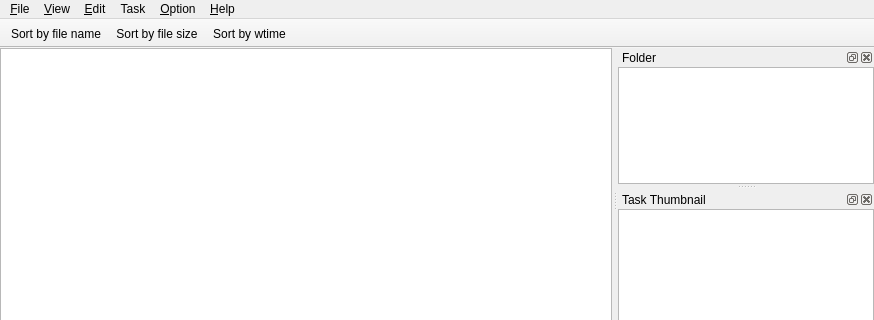
This is src/mainwindow.ui in ambiesoft/SceneExplorer as Qt 5 draws it before an edit; both pictures show x 0 to 874 and y 0 to 320 of the 874 by 590 pixel window. The edited form follows.
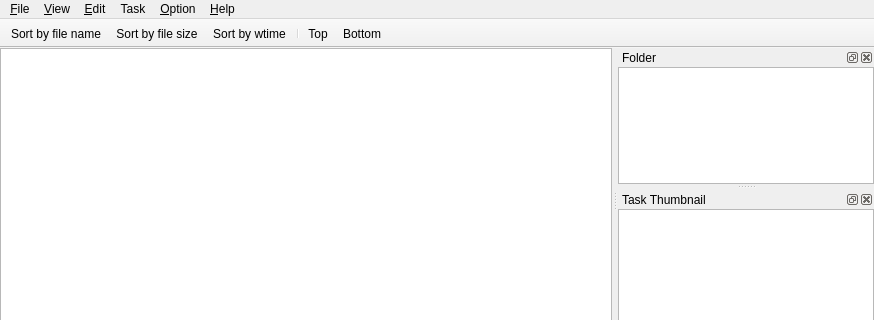
This is the edited form. Custom widgets are drawn as their Qt base class.

Patch:
```diff
--- a/src/mainwindow.ui
+++ b/src/mainwindow.ui
@@ -187,6 +187,9 @@
    <addaction name="actionSort_by_file_name"/>
    <addaction name="actionSort_by_file_size"/>
    <addaction name="actionSort_by_wtime"/>
+   <addaction name="separator"/>
+   <addaction name="action_Top"/>
+   <addaction name="action_Bottom"/>
   </widget>
   <widget class="QStatusBar" name="statusBar"/>
   <widget class="QDockWidget" name="dockLog">
@@ -427,8 +430,25 @@
     <string>Sort by wtime</string>
    </property>
   </action>
+  <action name="action_Top">
+   <property name="text">
+    <string>&amp;Top</string>
+   </property>
+  </action>
+  <action name="action_Bottom">
+   <property name="text">
+    <string>&amp;Bottom</string>
+   </property>
+  </action>
  </widget>
  <layoutdefault spacing="6" margin="11"/>
+ <customwidgets>
+  <customwidget>
+   <class>DirectoryEntry</class>
+   <extends>QListWidget</extends>
+   <header>directoryentry.h</header>
+  </customwidget>
+ </customwidgets>
  <resources/>
  <connections/>
 </ui>
```
Left out of the diff: 48 changed lines with no effect on the pictures.
